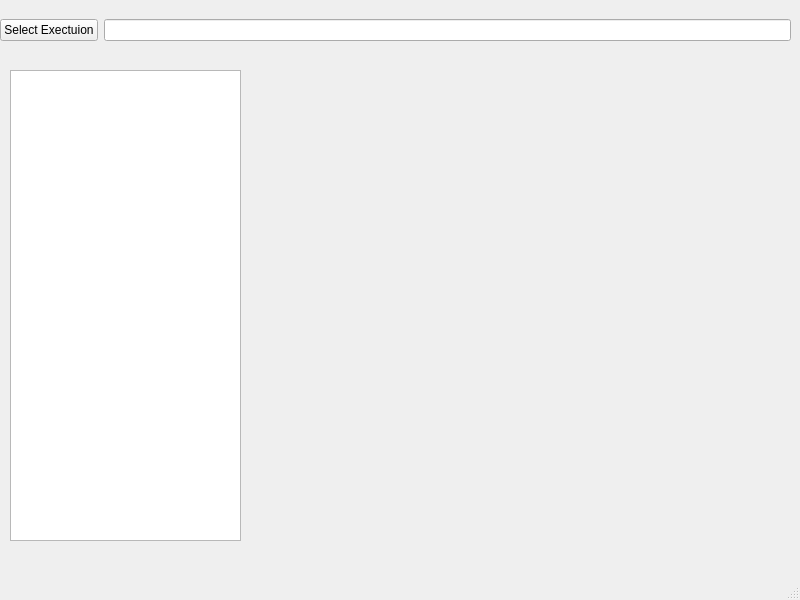
The window that adarConfigurator/adarConfigurator.ui (stephgm/analytix) describes before a commit, drawn with Qt 5.
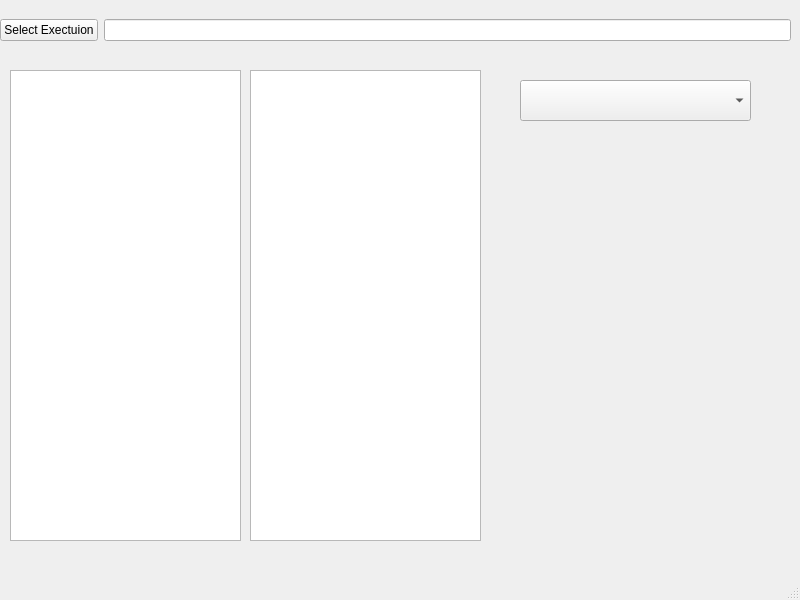
The same window after the commit.

Commit message: adar configurator now works as intended

```diff
--- a/adarConfigurator/adarConfigurator.ui
+++ b/adarConfigurator/adarConfigurator.ui
@@ -46,6 +46,26 @@
      </rect>
     </property>
    </widget>
+   <widget class="QListWidget" name="elementListBox">
+    <property name="geometry">
+     <rect>
+      <x>250</x>
+      <y>70</y>
+      <width>231</width>
+      <height>471</height>
+     </rect>
+    </property>
+   </widget>
+   <widget class="QComboBox" name="versionComboBox">
+    <property name="geometry">
+     <rect>
+      <x>520</x>
+      <y>80</y>
+      <width>231</width>
+      <height>41</height>
+     </rect>
+    </property>
+   </widget>
   </widget>
   <widget class="QMenuBar" name="menubar">
    <property name="geometry">
```
The commit also changes 10 other files.
